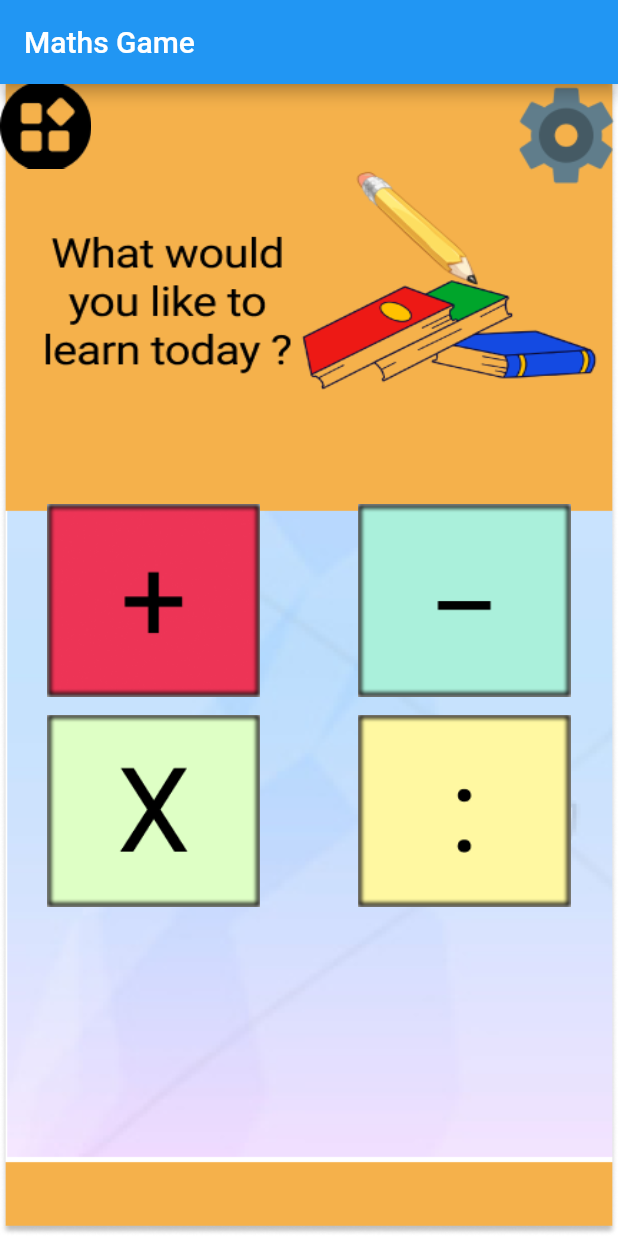
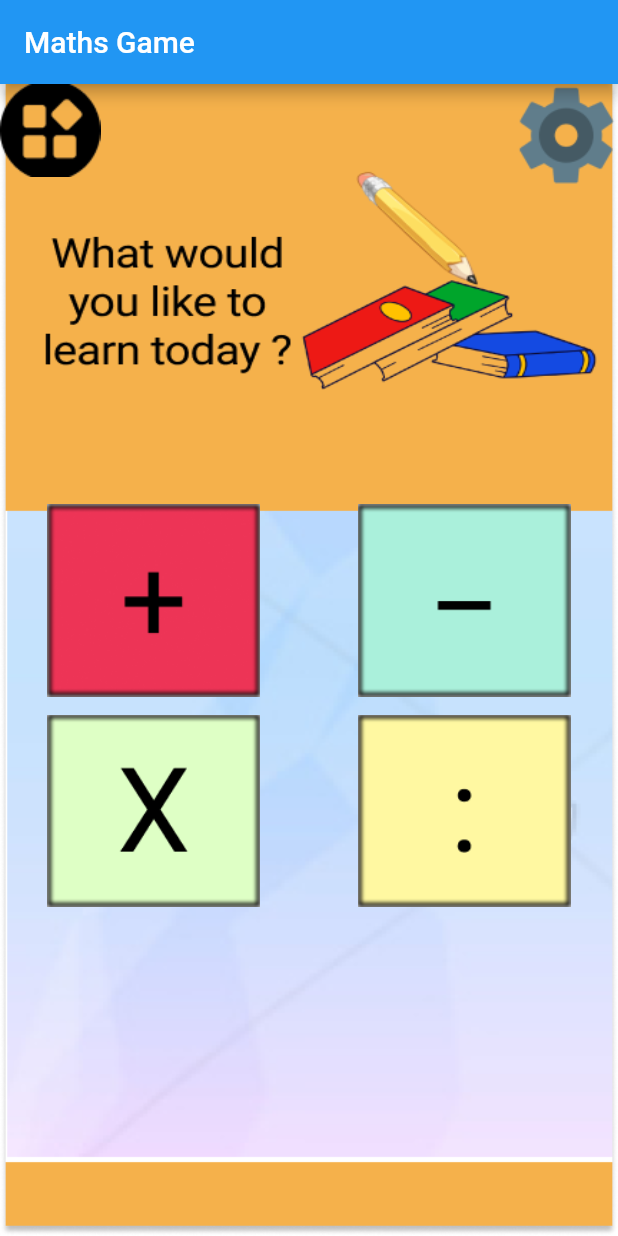
Before and after one commit to truonganhhoang/INT3120-2-2020, a Flutter app: the screen it shows after launch, on a phone screen of 412 x 824 dp. Run offline on Flutter 3.47's test engine with Material 2 defaults, Android fonts, the phone set to English and light mode, and no system bars; our stand-ins replace audioplayers, sqflite; missing offline and left inert: screen, store_redirect, volume; accounts and stored records are empty.

Commit message:
Version 1.1

```diff
--- a/07/maths_game/lib/main.dart
+++ b/07/maths_game/lib/main.dart
@@ -65,7 +65,7 @@ class MainScreen extends StatelessWidget {
               onTap: () {
                 StoreRedirect.redirect(androidAppId: "com.GamesForKids.Mathgames.MultiplicationTables");
               },
-              child: Image.asset("images/app_list.png",scale: 1.1,alignment: Alignment.topLeft,),
+              child: Image.asset("images/app_list.png",scale: 1,alignment: Alignment.topLeft,),
             ),
             InkWell(
               onTap: () {
```
